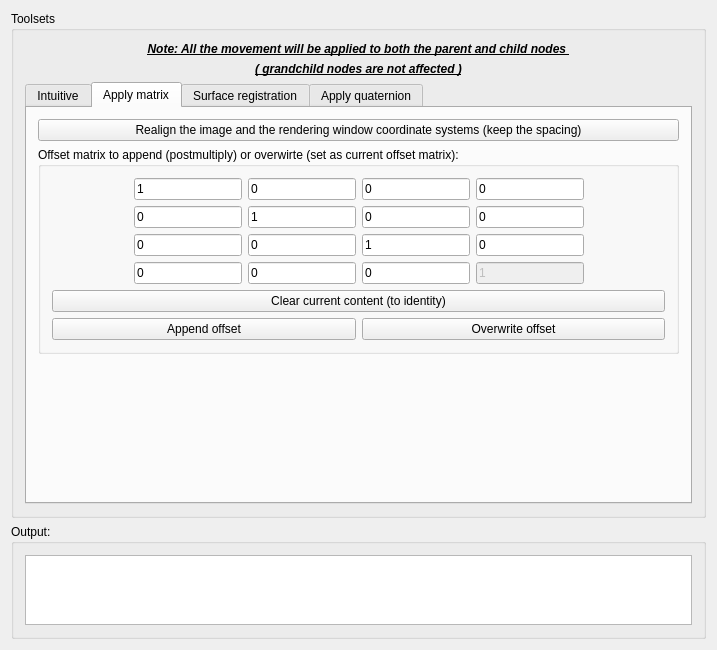
The window that Plugins/org.mitk.lancet.movedata/src/internal/MoveDataControls.ui (zhaomengxiao/LancetMITK-Adition) describes before a commit, drawn with Qt 5.
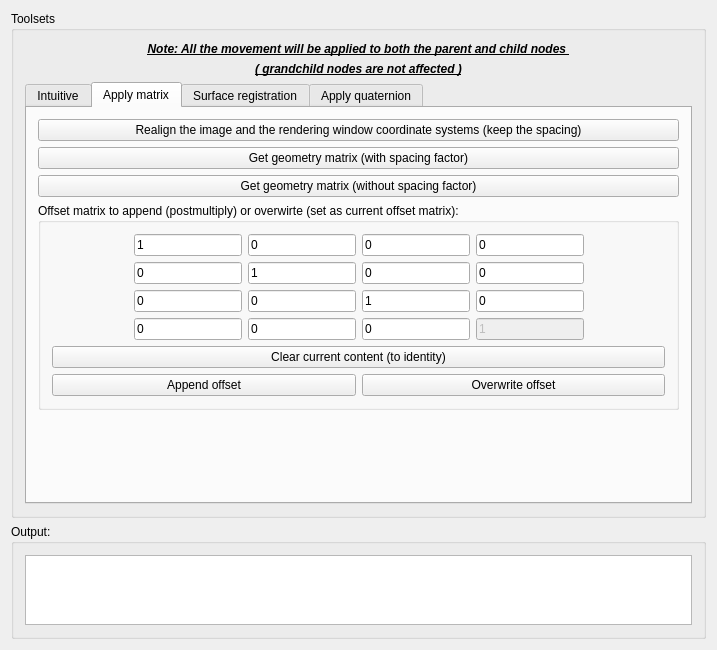
The same window after the commit. The open tabs and pages were chosen to show the change. Custom widgets are drawn as their Qt base class.

Diff of the .ui file:
```diff
--- a/Plugins/org.mitk.lancet.movedata/src/internal/MoveDataControls.ui
+++ b/Plugins/org.mitk.lancet.movedata/src/internal/MoveDataControls.ui
@@ -29,7 +29,7 @@
       <item row="2" column="0">
        <widget class="QTabWidget" name="tabWidget">
         <property name="currentIndex">
-         <number>2</number>
+         <number>1</number>
         </property>
         <widget class="QWidget" name="tab">
          <attribute name="title">
@@ -316,14 +316,21 @@
           <string>Apply matrix</string>
          </attribute>
          <layout class="QGridLayout" name="gridLayout_6">
-          <item row="0" column="0">
-           <widget class="QPushButton" name="pushButton_RealignImage">
-            <property name="text">
-             <string>Realign the image and the rendering window coordinate systems (keep the spacing)</string>
-            </property>
-           </widget>
-          </item>
           <item row="1" column="0">
+           <widget class="QPushButton" name="pushButton_getgeometryWithSpacing">
+            <property name="text">
+             <string>Get geometry matrix (with spacing factor)</string>
+            </property>
+           </widget>
+          </item>
+          <item row="2" column="0">
+           <widget class="QPushButton" name="pushButton_getgeometryWithoutSpacing">
+            <property name="text">
+             <string>Get geometry matrix (without spacing factor)</string>
+            </property>
+           </widget>
+          </item>
+          <item row="3" column="0">
            <widget class="QGroupBox" name="groupBox_5">
             <property name="title">
              <string>Offset matrix to append (postmultiply) or overwirte (set as current offset matrix):</string>
@@ -506,7 +513,14 @@
             </layout>
            </widget>
           </item>
-          <item row="2" column="0">
+          <item row="0" column="0">
+           <widget class="QPushButton" name="pushButton_RealignImage">
+            <property name="text">
+             <string>Realign the image and the rendering window coordinate systems (keep the spacing)</string>
+            </property>
+           </widget>
+          </item>
+          <item row="4" column="0">
            <spacer name="verticalSpacer">
             <property name="orientation">
              <enum>Qt::Vertical</enum>
```
